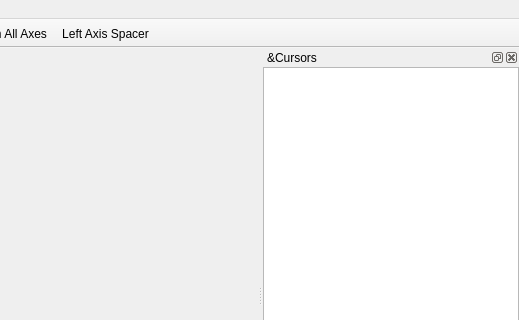
The window that src/scipyen/gui/signalviewer.ui (ctigaret/scipyen) describes before a commit, drawn with Qt 5; both pictures show x 381 to 900 and y 0 to 320 of the 900 by 564 pixel window.
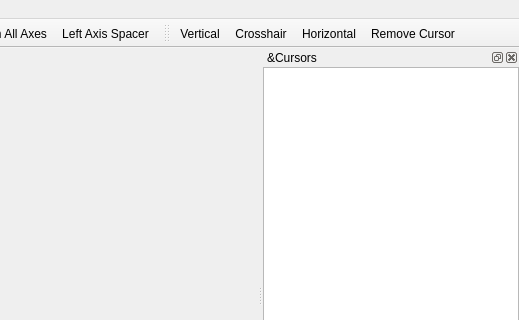
The same window after the commit. Icons and pictures are not drawn. Custom widgets are drawn as their Qt base class.

Commit message:
Signal cursors in signal viewer now have dash lines by default, and solid lines when selected.
Signal viewer gained a cursors toolbar for quick addition of cursors

The edit to the form file:
```diff
--- a/src/scipyen/gui/signalviewer.ui
+++ b/src/scipyen/gui/signalviewer.ui
@@ -361,6 +361,21 @@
    <addaction name="actionShow_Y_grid"/>
    <addaction name="actionLeft_Axis_Spacer"/>
   </widget>
+  <widget class="QToolBar" name="cursorsToolBar">
+   <property name="windowTitle">
+    <string>Cursors</string>
+   </property>
+   <attribute name="toolBarArea">
+    <enum>TopToolBarArea</enum>
+   </attribute>
+   <attribute name="toolBarBreak">
+    <bool>false</bool>
+   </attribute>
+   <addaction name="actionVertical_Cursor"/>
+   <addaction name="actionCrosshair_Cursor"/>
+   <addaction name="actionHorizontal_Cursor"/>
+   <addaction name="actionRemove_Cursor"/>
+  </widget>
   <action name="actionClose">
    <property name="text">
     <string>&amp;Close</string>
```
Left out of the diff: 21 changed lines with no effect on the pictures. The commit also changes 2 other files.
